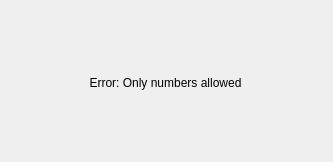
This is home-choice-pro/resources/pop_up_error_window.ui in Josh-Voyles/affordable as Qt 5 draws it before an edit. The edited form follows.
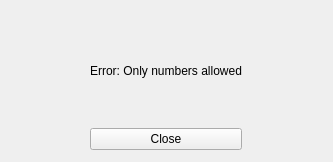
This is the edited form.

Commit message: See: #31 #22, build init ui logic with error checking, add pop up

```diff
--- a/home-choice-pro/resources/pop_up_error_window.ui
+++ b/home-choice-pro/resources/pop_up_error_window.ui
@@ -22,17 +22,29 @@
      <height>131</height>
     </rect>
    </property>
-   <layout class="QGridLayout" name="gridLayout"/>
-  </widget>
-  <widget class="QLabel" name="label">
-   <property name="geometry">
-    <rect>
-     <x>20</x>
-     <y>27</y>
-     <width>291</width>
-     <height>111</height>
-    </rect>
-   </property>
+   <layout class="QGridLayout" name="errorGridLayout">
+    <item row="1" column="1">
+     <widget class="QPushButton" name="errorCloseButton">
+      <property name="text">
+       <string>Close</string>
+      </property>
+     </widget>
+    </item>
+    <item row="1" column="0">
+     <spacer name="errorSpacerH1">
+      <property name="orientation">
+       <enum>Qt::Horizontal</enum>
+      </property>
+      <property name="sizeHint" stdset="0">
+       <size>
+        <width>40</width>
+        <height>20</height>
+       </size>
+      </property>
+     </spacer>
+    </item>
+    <item row="0" column="1">
+     <widget class="QLabel" name="errorLabel">
    <property name="minimumSize">
     <size>
      <width>0</width>
@@ -46,6 +58,22 @@
     <set>Qt::AlignCenter</set>
    </property>
   </widget>
+    </item>
+    <item row="1" column="2">
+     <spacer name="errorSpacerH2">
+      <property name="orientation">
+       <enum>Qt::Horizontal</enum>
+      </property>
+      <property name="sizeHint" stdset="0">
+       <size>
+        <width>40</width>
+        <height>20</height>
+       </size>
+      </property>
+     </spacer>
+    </item>
+   </layout>
+  </widget>
  </widget>
  <resources/>
  <connections/>
```
Left out of the diff: 19 changed lines with no effect on the pictures. Lines whose indentation alone changed are shown as unchanged. The commit also changes 5 other files.
